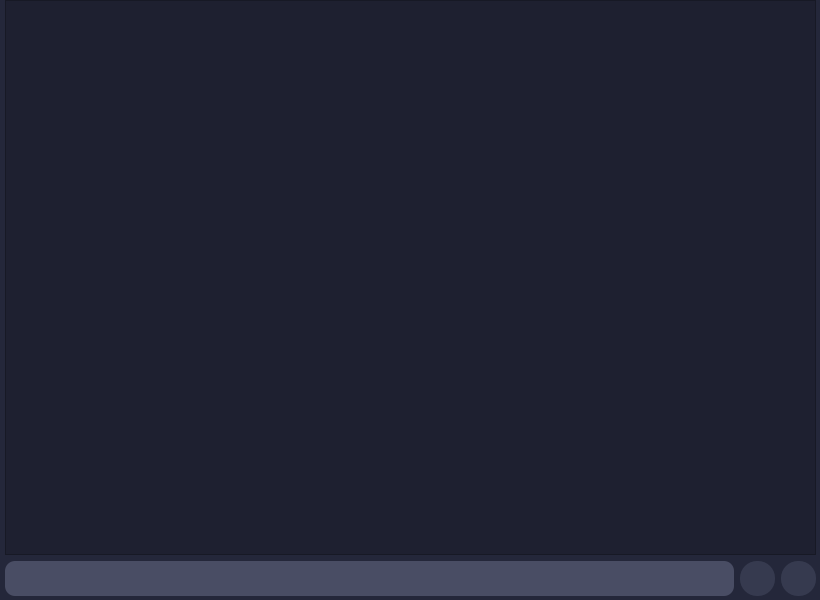
Above: main.ui from yumpyy/school-proj before the change. Below: the same form after it.
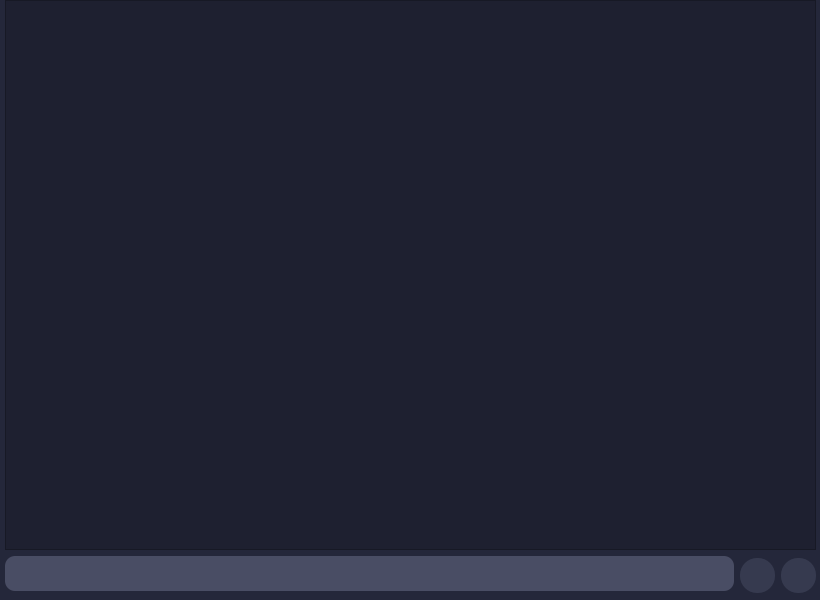
That is the form after the change.

```diff
--- a/main.ui
+++ b/main.ui
@@ -57,7 +57,7 @@
       <widget class="QLineEdit" name="inputBox">
        <property name="styleSheet">
         <string notr="true">QLineEdit{
-margin:0px 0px  5px 5px;
+margin:0px 0px  10px 5px;
 height:35px;
 border-radius : 10px;
 background-color: #494d64;
```
Left out of the diff: 42 changed lines with no effect on the pictures.
